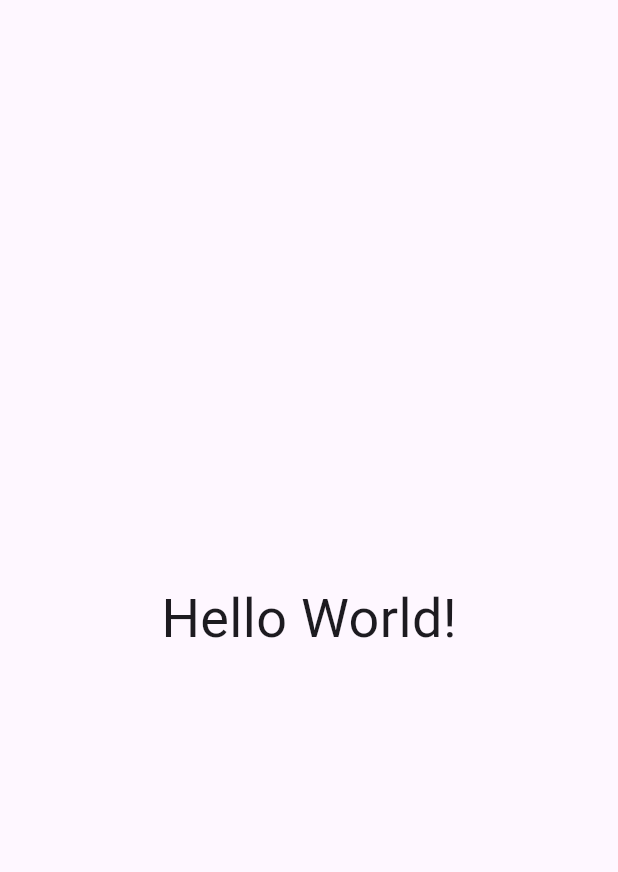
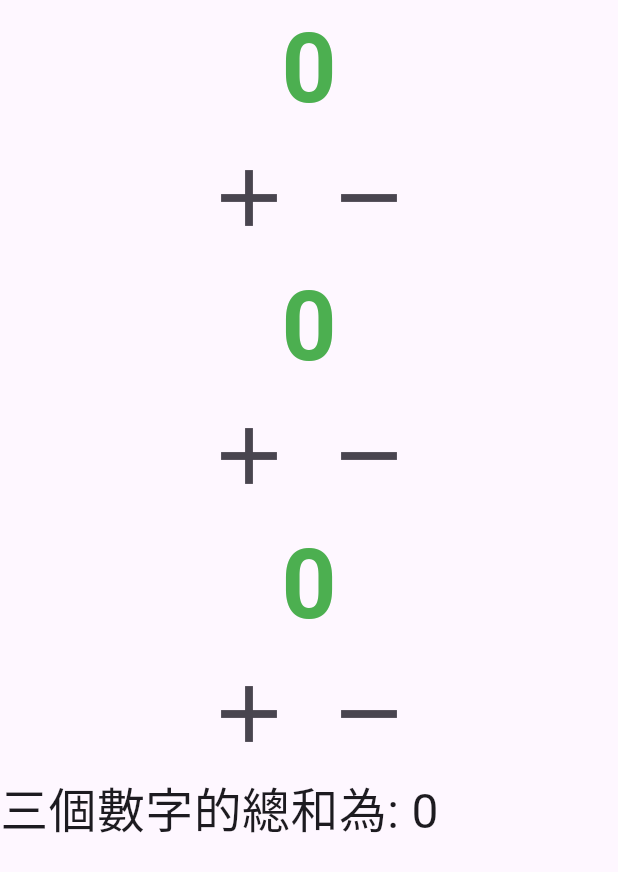
Before and after one commit to FrankNTNU/flutter_application_1, a Flutter app: the screen it shows after launch, on a phone screen of 412 x 824 dp. Shown: the top 872 px of the screen. Run offline on Flutter 3.47's test engine with Material 3 defaults, Android fonts, the phone set to English and light mode, and no system bars.

Commit message:
新增總和元件

```diff
--- a/lib/main.dart
+++ b/lib/main.dart
@@ -6,18 +6,122 @@ void main() {
 
 class MainApp extends StatelessWidget {
   const MainApp({super.key});
-
   @override
   Widget build(BuildContext context) {
-    print('Hello World!');
-    return const MaterialApp(
+    return MaterialApp(
       home: Scaffold(
-        body: Center(
-          // 測試 commit 1
-          // 測試 commit 2
-          child: Text('Hello World!', style: TextStyle(fontSize: 36)),
-        ),
+        body: ThreeCounters(),
       ),
     );
   }
 }
+
+class ThreeCounters extends StatefulWidget {
+  const ThreeCounters({
+    super.key,
+  });
+
+  @override
+  State<ThreeCounters> createState() => _ThreeCountersState();
+}
+
+class _ThreeCountersState extends State<ThreeCounters> {
+  var sums = [0, 0, 0];
+  @override
+  Widget build(BuildContext context) {
+    int sum = sums[0] + sums[1] + sums[2];
+    return ListView(
+      children: [
+        MyCounter(
+            num: 0,
+            onCounterChanged: (value) {
+              setState(() {
+                sums[0] = value;
+              });
+            }),
+        MyCounter(
+            num: 0,
+            onCounterChanged: (value) {
+              setState(() {
+                sums[1] = value;
+              });
+            }),
+        MyCounter(
+            num: 0,
+            onCounterChanged: (value) {
+              setState(() {
+                sums[2] = value;
+              });
+            }),
+        Text(
+          '三個數字的總和為: $sum',
+          style: TextStyle(fontSize: 32),
+        ),
+      ],
+    );
+  }
+}
+
+class MyCounter extends StatefulWidget {
+  // num 是初始值, onCounterChanged 是當數字改變時的 callback
+  final int num;
+  final Function(int) onCounterChanged;
+
+  const MyCounter({
+    super.key,
+    required this.num,
+    required this.onCounterChanged,
+  });
+
+  @override
+  MyCounterState createState() => MyCounterState();
+}
+
+class MyCounterState extends State<MyCounter> {
+  int myNumber = 0;
+
+  @override
+  void initState() {
+    super.initState();
+    myNumber = widget.num;
+  }
+
+  @override
+  Widget build(BuildContext context) {
+    return Column(
+      mainAxisAlignment: MainAxisAlignment.center,
+      children: [
+        Text(
+          myNumber.toString(),
+          style: TextStyle(
+              fontSize: 64,
+              color: myNumber >= 0 ? Colors.green : Colors.red,
+              fontWeight: FontWeight.bold),
+        ),
+        Row(
+          mainAxisAlignment: MainAxisAlignment.center,
+          children: [
+            IconButton(
+              onPressed: () {
+                setState(() {
+                  myNumber++;
+                  widget.onCounterChanged(myNumber);
+                });
+              },
+              icon: Icon(Icons.add, size: 64),
+            ),
+            IconButton(
+              onPressed: () {
+                setState(() {
+                  myNumber--;
+                  widget.onCounterChanged(myNumber);
+                });
+              },
+              icon: Icon(Icons.remove, size: 64),
+            ),
+          ],
+        )
+      ],
+    );
+  }
+}
```
Also changed, not shown: 4 other files.
